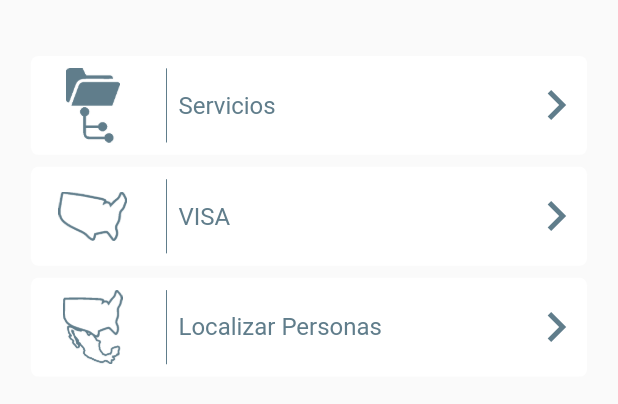
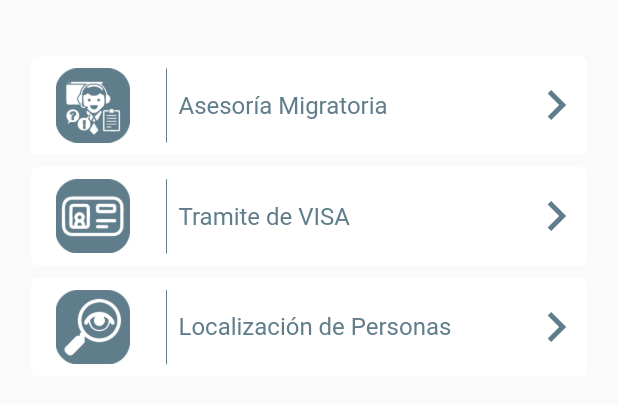
Before and after one commit to daniort/sezamiapp, a Flutter app: the Botonesservicios widget shown alone on an empty page, opened directly, on a phone screen of 412 x 824 dp. Shown: the top 404 px of the screen. Run offline on Flutter 3.47's test engine with Material 2 defaults, Android fonts, the phone set to English and light mode, and no system bars; our stand-ins replace carousel_pro, font_awesome_flutter, google_fonts, table_calendar.

Commit message:
cambiando iconos de submenus

```diff
--- a/lib/Widgets/widgets_home/botones_wig.dart
+++ b/lib/Widgets/widgets_home/botones_wig.dart
@@ -288,7 +288,7 @@ class Botonesservicios extends StatelessWidget {
                           width: (queryData.size.width) * 0.20,
                           height: (queryData.size.height) * 0.06,
                           child: Image(
-                            image: AssetImage("images/icons/ico7.png"),
+                            image: AssetImage("images/icons/ico17.png"),
                             color: Colors.blueGrey,
                           ),
                         ),
@@ -311,79 +311,7 @@ class Botonesservicios extends StatelessWidget {
                             ),
                             new Container(
                               child: Text(
-                                "Servicios",
-                                textAlign: TextAlign.left,
-                                style: TextStyle(
-                                    color: Colors.blueGrey, fontSize: 16.0),
-                              ),
-                            )
-                          ],
-                        ),
-                      ),
-                    ),
-                    new Container(
-                      decoration: BoxDecoration(
-                        borderRadius: BorderRadius.circular(5.0),
-                      ),
-                      width: (queryData.size.width) * 0.1,
-                      height: (queryData.size.height) * 0.08,
-                      child: Icon(
-                        Icons.chevron_right,
-                        size: 40.0,
-                        color: Colors.blueGrey,
-                      ),
-                    )
-                  ],
-                ),
-              ),
-            ),
-          ),
-          Padding(
-            padding: const EdgeInsets.all(4.0),
-            child: new InkWell(
-              child: Container(
-                width: (queryData.size.width) * 0.90,
-                height: (queryData.size.height) * 0.08,
-                decoration: BoxDecoration(
-                  borderRadius: BorderRadius.circular(5.0),
-                  color: Colors.white,
-                ),
-                child: Row(
-                  children: <Widget>[
-                    new Container(
-                      decoration: BoxDecoration(
-                        borderRadius: BorderRadius.circular(5.0),
-                      ),
-                      width: (queryData.size.width) * 0.20,
-                      child: Center(
-                        child: Container(
-                          width: (queryData.size.width) * 0.20,
-                          height: (queryData.size.height) * 0.04,
-                          child: Image(
-                            image: AssetImage("images/icons/ico6.png"),
-                            color: Colors.blueGrey,
-                          ),
-                        ),
-                      ),
-                    ),
-                    new Container(
-                      decoration: BoxDecoration(
-                        borderRadius: BorderRadius.circular(5.0),
-                      ),
-                      width: (queryData.size.width) * 0.60,
-                      height: (queryData.size.height) * 0.08,
-                      child: Container(
-                        child: Row(
-                          children: <Widget>[
-                            new Container(
-                              height: (queryData.size.height) * 0.06,
-                              child: VerticalDivider(
-                                color: Colors.blueGrey,
-                              ),
-                            ),
-                            new Container(
-                              child: Text(
-                                "VISA",
+                                "Asesoría Migratoria",
                                 textAlign: TextAlign.left,
                                 style: TextStyle(
                                     color: Colors.blueGrey, fontSize: 16.0),
@@ -432,7 +360,7 @@ class Botonesservicios extends StatelessWidget {
                           width: (queryData.size.width) * 0.20,
                           height: (queryData.size.height) * 0.06,
                           child: Image(
-                            image: AssetImage("images/icons/ico5.png"),
+                            image: AssetImage("images/icons/ico18.png"),
                             color: Colors.blueGrey,
                           ),
                         ),
@@ -455,7 +383,79 @@ class Botonesservicios extends StatelessWidget {
                             ),
                             new Container(
                               child: Text(
-                                "Localizar Personas",
+                                "Tramite de VISA",
+                                textAlign: TextAlign.left,
+                                style: TextStyle(
+                                    color: Colors.blueGrey, fontSize: 16.0),
+                              ),
+                            )
+                          ],
+                        ),
+                      ),
+                    ),
+                    new Container(
+                      decoration: BoxDecoration(
+                        borderRadius: BorderRadius.circular(5.0),
+                      ),
+                      width: (queryData.size.width) * 0.1,
+                      height: (queryData.size.height) * 0.08,
+                      child: Icon(
+                        Icons.chevron_right,
+                        size: 40.0,
+                        color: Colors.blueGrey,
+                      ),
+                    )
+                  ],
+                ),
+              ),
+            ),
+          ),
+          Padding(
+            padding: const EdgeInsets.all(4.0),
+            child: new InkWell(
+              child: Container(
+                width: (queryData.size.width) * 0.90,
+                height: (queryData.size.height) * 0.08,
+                decoration: BoxDecoration(
+                  borderRadius: BorderRadius.circular(5.0),
+                  color: Colors.white,
+                ),
+                child: Row(
+                  children: <Widget>[
+                    new Container(
+                      decoration: BoxDecoration(
+                        borderRadius: BorderRadius.circular(5.0),
+                      ),
+                      width: (queryData.size.width) * 0.20,
+                      child: Center(
+                        child: Container(
+                          width: (queryData.size.width) * 0.20,
+                          height: (queryData.size.height) * 0.06,
+                          child: Image(
+                            image: AssetImage("images/icons/ico16.png"),
+                            color: Colors.blueGrey,
+                          ),
+                        ),
+                      ),
+                    ),
+                    new Container(
+                      decoration: BoxDecoration(
+                        borderRadius: BorderRadius.circular(5.0),
+                      ),
+                      width: (queryData.size.width) * 0.60,
+                      height: (queryData.size.height) * 0.08,
+                      child: Container(
+                        child: Row(
+                          children: <Widget>[
+                            new Container(
+                              height: (queryData.size.height) * 0.06,
+                              child: VerticalDivider(
+                                color: Colors.blueGrey,
+                              ),
+                            ),
+                            new Container(
+                              child: Text(
+                                "Localización de Personas",
                                 textAlign: TextAlign.left,
                                 style: TextStyle(
                                     color: Colors.blueGrey, fontSize: 16.0),
@@ -762,7 +762,7 @@ class BotonesProgramas extends StatelessWidget {
                           width: (queryData.size.width) * 0.20,
                           height: (queryData.size.height) * 0.06,
                           child: Image(
-                            image: AssetImage("images/icons/ico7.png"),
+                            image: AssetImage("images/icons/ico10.png"),
                             color: Colors.blueGrey,
                           ),
                         ),
@@ -834,7 +834,7 @@ class BotonesProgramas extends StatelessWidget {
                           width: (queryData.size.width) * 0.20,
                           height: (queryData.size.height) * 0.06,
                           child: Image(
-                            image: AssetImage("images/icons/ico7.png"),
+                            image: AssetImage("images/icons/ico15.png"),
                             color: Colors.blueGrey,
                           ),
                         ),
@@ -906,7 +906,7 @@ class BotonesProgramas extends StatelessWidget {
                           width: (queryData.size.width) * 0.20,
                           height: (queryData.size.height) * 0.06,
                           child: Image(
-                            image: AssetImage("images/icons/ico7.png"),
+                            image: AssetImage("images/icons/ico13.png"),
                             color: Colors.blueGrey,
                           ),
                         ),
@@ -978,7 +978,7 @@ class BotonesProgramas extends StatelessWidget {
                           width: (queryData.size.width) * 0.20,
                           height: (queryData.size.height) * 0.06,
                           child: Image(
-                            image: AssetImage("images/icons/ico7.png"),
+                            image: AssetImage("images/icons/ico11.png"),
                             color: Colors.blueGrey,
                           ),
                         ),
@@ -1048,9 +1048,9 @@ class BotonesProgramas extends StatelessWidget {
                       child: Center(
                         child: Container(
                           width: (queryData.size.width) * 0.20,
-                          height: (queryData.size.height) * 0.04,
+                          height: (queryData.size.height) * 0.06,
                           child: Image(
-                            image: AssetImage("images/icons/ico6.png"),
+                            image: AssetImage("images/icons/ico12.png"),
                             color: Colors.blueGrey,
                           ),
                         ),
@@ -1122,7 +1122,7 @@ class BotonesProgramas extends StatelessWidget {
                           width: (queryData.size.width) * 0.20,
                           height: (queryData.size.height) * 0.06,
                           child: Image(
-                            image: AssetImage("images/icons/ico5.png"),
+                            image: AssetImage("images/icons/ico14.png"),
                             color: Colors.blueGrey,
                           ),
                         ),
```
Also changed, not shown: images/icons/ico10.png (added), images/icons/ico11.png (added), images/icons/ico12.png (added), images/icons/ico13.png (added), images/icons/ico14.png (added), images/icons/ico15.png (added), images/icons/ico16.png (added), images/icons/ico17.png (added), images/icons/ico18.png (added).
